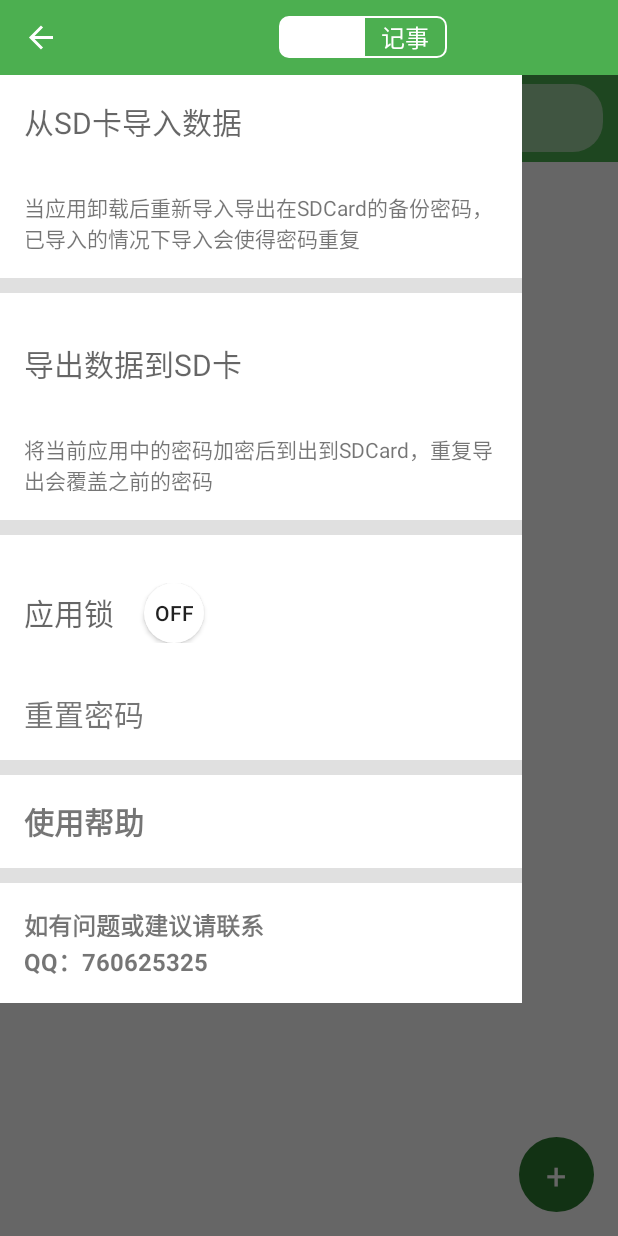
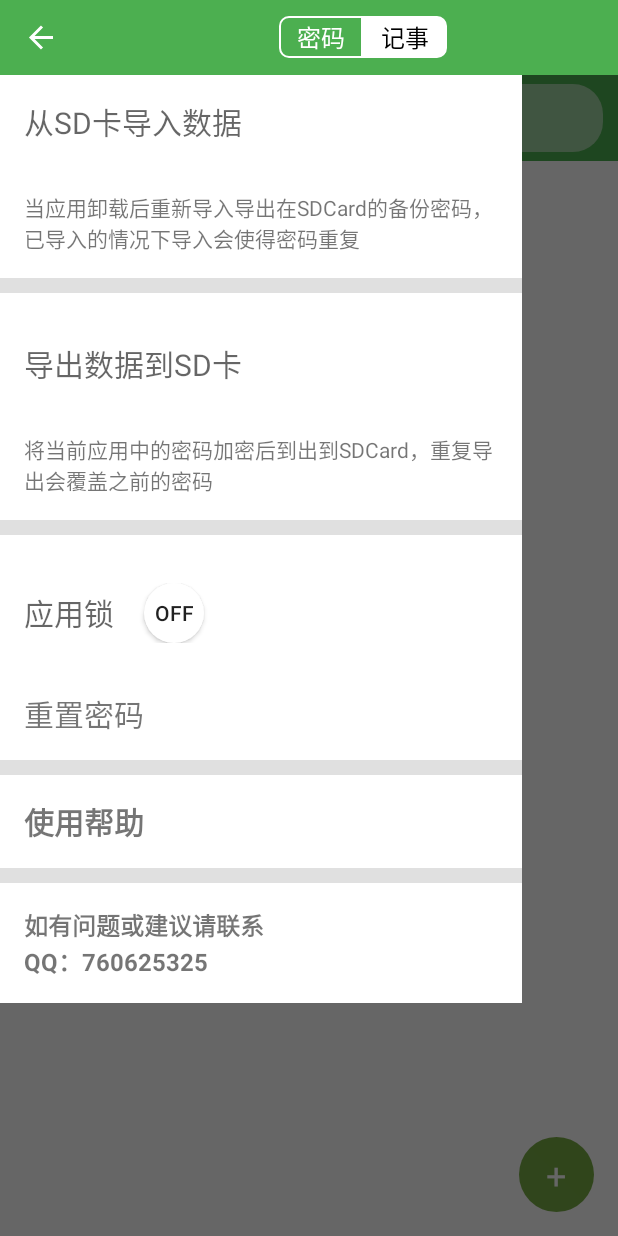
Before and after one commit to donlan/code, an Android app: the screen it shows after launch (MainActivity), after a tap on "Open", on a phone screen of 412 x 824 dp. Run offline under Robolectric (Android 15) with nearby library versions, the phone set to English and light mode, and no system bars; 2 other taps on this screen came first.

Commit message:
逻辑优化

```diff
--- a/app/src/main/java/dong/lan/code/MainActivity.java
+++ b/app/src/main/java/dong/lan/code/MainActivity.java
@@ -14,6 +14,7 @@ import android.support.v7.widget.Toolbar;
 import android.view.KeyEvent;
 import android.view.View;
 import android.widget.FrameLayout;
+import android.widget.RadioButton;
 import android.widget.TextView;
 import android.widget.ToggleButton;
 
@@ -38,8 +39,7 @@ import dong.lan.code.view.MyDrawView;
 public class MainActivity extends BaseMainActivity implements View.OnClickListener, LockView.LockPaintFinish, CodeDataListener {
 
 
-
-
+    public static boolean LOCK_STATUS = true;
     private String PWD = "";
     private int lock = 0;
     private boolean reset = false;
@@ -50,19 +50,20 @@ public class MainActivity extends BaseMainActivity implements View.OnClickListen
     private TextView dataFrom;
     private TextView dataTo;
     private TextView lockHint;
-    private Toolbar toolbar;
+    private RadioButton radioCode;
+    private RadioButton radioNote;
     private FrameLayout lockLayout;
     private List<Code> codes = new ArrayList<>();
     private List<Code> codes1;
     private ArrayList<Fragment> fragments = new ArrayList<>();
-//    private int curIndex = 0;
+    private ViewPager viewPager;
 
     @Override
     public void onCodeDataGet(int Tag, List<Code> codes) {
         if (Tag == 1) {
             this.codes = codes;
         } else if (Tag == 0) {
-            FileUtils.dataFromSD(MainActivity.this,dataFrom,codes1,codeLoadListener,codeFile,handler);
+            FileUtils.dataFromSD(MainActivity.this, dataFrom, codes1, codeLoadListener, codeFile, handler);
         }
     }
 
@@ -78,6 +79,7 @@ public class MainActivity extends BaseMainActivity implements View.OnClickListen
     public static void setOnNoteChangeListenner(OnNoteChangeListener changeListener) {
         noteChangeListener = changeListener;
     }
+
     @Override
     protected void onCreate(Bundle savedInstanceState) {
         super.onCreate(savedInstanceState);
@@ -87,7 +89,18 @@ public class MainActivity extends BaseMainActivity implements View.OnClickListen
         SharedPreferences preferences = this.getSharedPreferences("CODE_SP", MODE_PRIVATE);
 
         SPUtils.init(preferences);
-        ViewPager viewPager = (ViewPager) findViewById(R.id.viewPaper);
+
+        initView();
+
+    }
+
+
+    File sdRoot = Environment.getExternalStorageDirectory();
+    File codeFile = new File(sdRoot, "myCode.code");
+
+
+    private void initView(){
+        viewPager = (ViewPager) findViewById(R.id.viewPaper);
         lockHint = (TextView) findViewById(R.id.lockHint);
         dataFrom = (TextView) findViewById(R.id.dataFromSD);
         MyDrawView drawerLayout = (MyDrawView) findViewById(R.id.drawerLayout);
@@ -102,9 +115,13 @@ public class MainActivity extends BaseMainActivity implements View.OnClickListen
         findViewById(R.id.lockSwitcher).setOnClickListener(this);
         findViewById(R.id.reset_pass).setOnClickListener(this);
         lockLayout = (FrameLayout) findViewById(R.id.lockLayout);
-        toolbar = (Toolbar) findViewById(R.id.toolbar);
-        toolbar.setTitle("密码");
-        toolbar.setTitleTextColor(Color.WHITE);
+        radioCode = (RadioButton) findViewById(R.id.bar_code);
+        radioNote = (RadioButton) findViewById(R.id.bar_note);
+        radioNote.setOnClickListener(this);
+        radioCode.setOnClickListener(this);
+        radioCode.setTextColor(Color.BLACK);
+        radioNote.setTextColor(Color.WHITE);
+        Toolbar toolbar = (Toolbar) findViewById(R.id.toolbar);
         setSupportActionBar(toolbar);
         ActionBarDrawerToggle drawerToggle = new ActionBarDrawerToggle(this, drawerLayout, toolbar, R.string.open, R.string.close) {
             @Override
@@ -136,10 +153,14 @@ public class MainActivity extends BaseMainActivity implements View.OnClickListen
             public void onPageSelected(int position) {
                 switch (position) {
                     case 0:
-                        toolbar.setTitle("密码");
+                        radioCode.setChecked(true);
+                        radioCode.setTextColor(Color.BLACK);
+                        radioNote.setTextColor(Color.WHITE);
                         break;
                     case 1:
-                        toolbar.setTitle("记事");
+                        radioNote.setChecked(true);
+                        radioCode.setTextColor(Color.WHITE);
+                        radioNote.setTextColor(Color.BLACK);
                         break;
                 }
             }
@@ -149,35 +170,42 @@ public class MainActivity extends BaseMainActivity implements View.OnClickListen
 
             }
         });
-        if(SPUtils.isFirstUse())
-        {
+        if (SPUtils.isFirstUse()) {
             SPUtils.setFirstUse(false);
             new AlertDialog.Builder(this).setTitle("欢迎使用密码管家")
                     .setIcon(getResources().getDrawable(R.mipmap.logo_60))
                     .setMessage(R.string.help_tip)
-                    .setPositiveButton("开始使用",null).show();
+                    .setPositiveButton("开始使用", null).show();
         }
 
+        if (SPUtils.getLockStatus() && !SPUtils.LockPWD().equals(""))
+            lockLayout.setVisibility(View.VISIBLE);
+        else
+            lockLayout.setVisibility(View.GONE);
     }
 
-
-    File sdRoot = Environment.getExternalStorageDirectory();
-    File codeFile = new File(sdRoot, "myCode.code");
-
-
-
-    public void HelpClick(View v)
-    {
+    public void HelpClick(View v) {
         new AlertDialog.Builder(this).setTitle("使用帮助").setMessage(R.string.help).show();
     }
+
     @Override
     public void onClick(View v) {
         switch (v.getId()) {
+            case R.id.bar_code:
+                viewPager.setCurrentItem(0);
+                radioCode.setTextColor(Color.BLACK);
+                radioNote.setTextColor(Color.WHITE);
+                break;
+            case R.id.bar_note:
+                viewPager.setCurrentItem(1);
+                radioCode.setTextColor(Color.WHITE);
+                radioNote.setTextColor(Color.BLACK);
+                break;
             case R.id.dataFromSD:
-                FileUtils.dataFromSD(MainActivity.this,dataFrom,codes1,codeLoadListener,codeFile,handler);
+                FileUtils.dataFromSD(MainActivity.this, dataFrom, codes1, codeLoadListener, codeFile, handler);
                 break;
             case R.id.dataToSD:
-                FileUtils.dataToSD(MainActivity.this,codeFile,dataTo);
+                FileUtils.dataToSD(MainActivity.this, codeFile, dataTo);
                 break;
             case R.id.reset_pass:
                 reset = true;
@@ -218,18 +246,9 @@ public class MainActivity extends BaseMainActivity implements View.OnClickListen
 
 
     @Override
-    protected void onResume() {
-        super.onResume();
-        if (SPUtils.getLockStatus() && !SPUtils.LockPWD().equals(""))
-            lockLayout.setVisibility(View.VISIBLE);
-        else
-            lockLayout.setVisibility(View.GONE);
-    }
-
-    @Override
     protected void onStop() {
         super.onStop();
-        if (SPUtils.getLockStatus() && !SPUtils.LockPWD().equals(""))
+        if (LOCK_STATUS && SPUtils.getLockStatus() && !SPUtils.LockPWD().equals(""))
             lockLayout.setVisibility(View.VISIBLE);
     }
 
@@ -242,6 +261,9 @@ public class MainActivity extends BaseMainActivity implements View.OnClickListen
         if (!reset && pwd.equals(SPUtils.LockPWD())) {
             lockHint.setText("");
             lockLayout.setVisibility(View.GONE);
+        } else {
+            lockHint.setText("密码不对 ^_^ ");
+            return;
         }
         if (lock == 1) {
             reset = true;
@@ -249,7 +271,7 @@ public class MainActivity extends BaseMainActivity implements View.OnClickListen
             lockLayout.setVisibility(View.GONE);
             SPUtils.saveLockStatus(false);
             lockHint.setText("");
-            lock=0;
+            lock = 0;
             loop = 0;
         }
 
```
